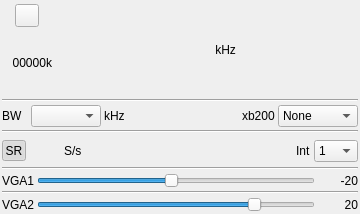
f4exb/sdrangel, file plugins/samplesink/bladerf1output/bladerf1outputgui.ui: the form before one commit.
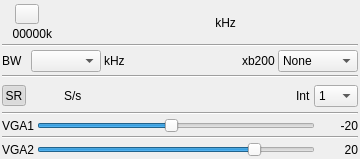
The form after the commit. Icons and pictures are not drawn. Custom widgets are drawn as their Qt base class.

The edit to the form file:
```diff
--- a/plugins/samplesink/bladerf1output/bladerf1outputgui.ui
+++ b/plugins/samplesink/bladerf1output/bladerf1outputgui.ui
@@ -7,7 +7,7 @@
     <x>0</x>
     <y>0</y>
     <width>360</width>
-    <height>214</height>
+    <height>159</height>
    </rect>
   </property>
   <property name="sizePolicy">
@@ -19,7 +19,13 @@
   <property name="minimumSize">
    <size>
     <width>360</width>
-    <height>0</height>
+    <height>159</height>
+   </size>
+  </property>
+  <property name="maximumSize">
+   <size>
+    <width>360</width>
+    <height>159</height>
    </size>
   </property>
   <property name="font">
@@ -551,17 +557,17 @@
   </layout>
  </widget>
  <customwidgets>
+  <customwidget>
+   <class>ButtonSwitch</class>
+   <extends>QToolButton</extends>
+   <header>gui/buttonswitch.h</header>
+  </customwidget>
   <customwidget>
    <class>ValueDial</class>
    <extends>QWidget</extends>
    <header>gui/valuedial.h</header>
    <container>1</container>
   </customwidget>
-  <customwidget>
-   <class>ButtonSwitch</class>
-   <extends>QToolButton</extends>
-   <header>gui/buttonswitch.h</header>
-  </customwidget>
  </customwidgets>
  <resources>
   <include location="../../../sdrgui/resources/res.qrc"/>
```
